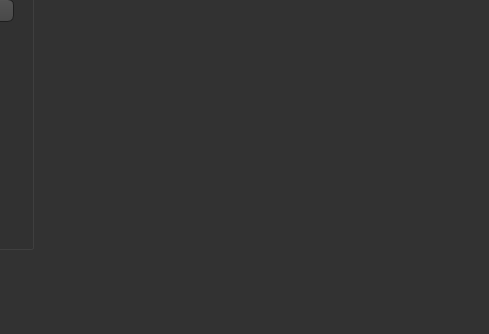
Old version of the form mainwindow.ui in the repository Thejuster/rAthena-Studio; both pictures show x 157 to 646 and y 181 to 515 of the 646 by 515 pixel window.
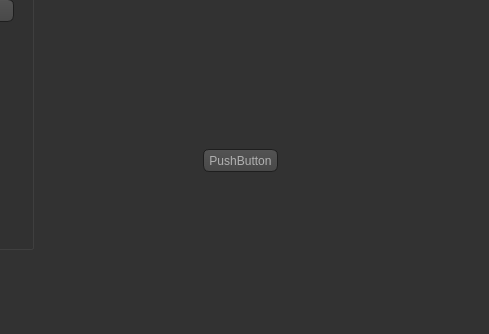
New version of the form. Icons and pictures are not drawn.

The edit to the form file:
```diff
--- a/mainwindow.ui
+++ b/mainwindow.ui
@@ -546,6 +546,19 @@
      <string>TextLabel</string>
     </property>
    </widget>
+   <widget class="QPushButton" name="pushButton_3">
+    <property name="geometry">
+     <rect>
+      <x>360</x>
+      <y>330</y>
+      <width>75</width>
+      <height>23</height>
+     </rect>
+    </property>
+    <property name="text">
+     <string>PushButton</string>
+    </property>
+   </widget>
   </widget>
   <widget class="QMenuBar" name="menuBar">
    <property name="geometry">
```
